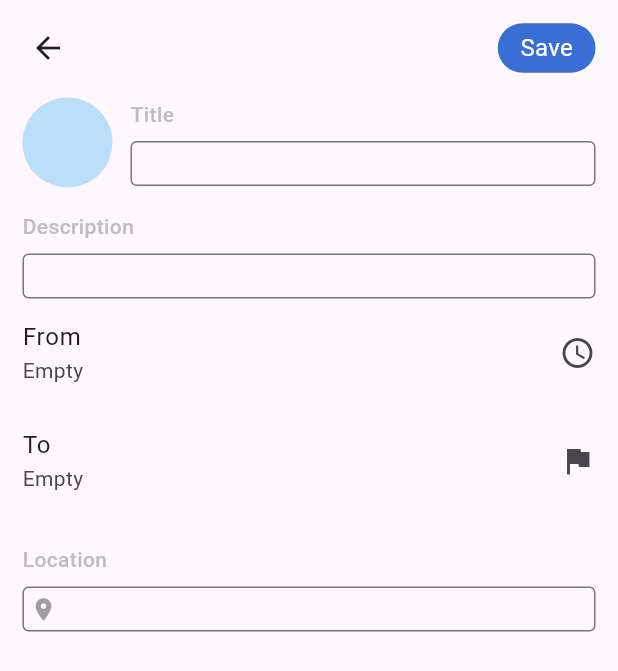
After one commit to BimKi1604/multi_view_calendar, a Flutter app: the MonthActionEvent screen opened directly, on a phone screen of 412 x 824 dp. The commit adds this screen. Shown: the top 671 px of the screen. Run offline on Flutter 3.47's test engine with Material 3 defaults, Android fonts, the phone set to English and light mode, and no system bars.

Commit message:
create event

```diff
--- /dev/null
+++ b/lib/src/component/button_default.dart
@@ -0,0 +1,32 @@
+import 'package:flutter/material.dart';
+import 'package:multi_view_calendar/src/data/data.dart';
+import 'package:multi_view_calendar/src/utils/click_utils.dart';
+
+class ButtonDefault extends StatelessWidget {
+  const ButtonDefault({super.key, required this.child, required this.onTap, this.padding});
+
+  final Widget child;
+  final Function() onTap;
+  final EdgeInsetsGeometry? padding;
+
+  @override
+  Widget build(BuildContext context) {
+    return Container(
+      decoration: BoxDecoration(
+        color: DataApp.mainColor,
+        borderRadius: BorderRadius.circular(30.0),
+      ),
+      alignment: Alignment.center,
+      child: ClickUtils(
+        onTap: (){
+          onTap();
+        },
+        borderRadius: BorderRadius.circular(30.0),
+        child: Padding(
+          padding: padding ?? const EdgeInsets.symmetric(horizontal: 15.0, vertical: 5.0),
+          child: child,
+        ),
+      ),
+    );
+  }
+}
--- a/lib/src/data/calendar_view_type.dart
+++ b/lib/src/data/calendar_view_type.dart
@@ -6,3 +6,11 @@ enum CalendarViewType {
   month,
   year
 }
+
+enum MeetingPlatform {
+  zoom,
+  googleMeet,
+  skype,
+  teams,
+  other
+}
--- a/lib/src/models/calendar_event.dart
+++ b/lib/src/models/calendar_event.dart
@@ -9,6 +9,8 @@ class CalendarEvent {
   final DateTime start;
   final DateTime end;
   final Color? color;
+  final String? description;
+  final String? location;
 
   CalendarEvent({
     required this.id,
@@ -16,6 +18,8 @@ class CalendarEvent {
     required this.start,
     required this.end,
     this.color,
+    this.description,
+    this.location,
   });
 
   CalendarEvent copyWith({
@@ -24,6 +28,8 @@ class CalendarEvent {
     DateTime? start,
     DateTime? end,
     Color? color,
+    String? description,
+    String? location,
   }) {
     return CalendarEvent(
       id: id ?? this.id,
@@ -31,6 +37,8 @@ class CalendarEvent {
       start: start ?? this.start,
       end: end ?? this.end,
       color: color ?? this.color,
+      description: description ?? this.description,
+      location: location ?? this.location,
     );
   }
 
@@ -41,6 +49,8 @@ class CalendarEvent {
       start: DateTime.now(),
       end: DateTime.now().add(const Duration(hours: 1)),
       color: DataApp.mainColor,
+      description: '',
+      location: '',
     );
   }
 
@@ -51,6 +61,8 @@ class CalendarEvent {
       start: DateTime.now(),
       end: DateTime.now(),
       color: Colors.transparent,
+      description: '',
+      location: '',
     );
   }
 
--- /dev/null
+++ b/lib/src/utils/string_utils.dart
@@ -0,0 +1,18 @@
+import 'package:multi_view_calendar/src/data/calendar_view_type.dart';
+
+class StringUtils {
+  static MeetingPlatform detectMeetingPlatform (String input) {
+    input = input.toLowerCase();
+
+    if (input.contains('meet.google.com')) {
+      return MeetingPlatform.googleMeet;
+    } else if (input.contains('teams.microsoft.com')) {
+      return MeetingPlatform.teams;
+    } else if (input.contains('zoom.us') || input.contains('zoom.com')) {
+      return MeetingPlatform.zoom;
+    } else if (input.contains('skype.com')) {
+      return MeetingPlatform.skype;
+    }
+    return MeetingPlatform.other;
+  }
+}
--- /dev/null
+++ b/lib/src/widget/month/month_action_event.dart
@@ -0,0 +1,273 @@
+import 'dart:math';
+
+import 'package:flutter/cupertino.dart';
+import 'package:flutter/material.dart';
+import 'package:multi_view_calendar/src/component/button_default.dart';
+import 'package:multi_view_calendar/src/data/calendar_view_type.dart';
+import 'package:multi_view_calendar/src/models/calendar_event.dart';
+import 'package:multi_view_calendar/src/utils/click_utils.dart';
+import 'package:multi_view_calendar/src/utils/string_utils.dart';
+import 'package:multi_view_calendar/src/utils/time_utils.dart';
+
+class MonthActionEvent extends StatefulWidget {
+  const MonthActionEvent({super.key});
+
+  @override
+  State<MonthActionEvent> createState() => _MonthActionEventState();
+}
+
+class _MonthActionEventState extends State<MonthActionEvent> {
+  final TextEditingController titleController = TextEditingController();
+  final TextEditingController descriptionController = TextEditingController();
+  final TextEditingController locationController = TextEditingController();
+  final FocusNode locationFocusNode = FocusNode();
+
+  String alphabet = "";
+  DateTime? startDate;
+  DateTime? endDate;
+  Color? randomColor;
+
+  final colors = [
+    Colors.blue,
+    Colors.green,
+    Colors.orange,
+    Colors.purple,
+    Colors.teal,
+    Colors.red,
+  ];
+
+  final rand = Random();
+
+  @override
+  void initState() {
+    randomColor = colors[rand.nextInt(colors.length)];
+    locationFocusNode.addListener(() {
+      if (!locationFocusNode.hasFocus) {
+        if (mounted) setState(() {});
+      }
+    });
+    super.initState();
+  }
+
+  @override
+  void dispose() {
+    locationFocusNode.dispose();
+    super.dispose();
+  }
+
+  void onChangeTitle(String value) {
+    if (value.isEmpty) {
+      alphabet = "";
+      setState(() {});
+      return;
+    }
+    if (value.length > 1) {
+      return;
+    }
+    alphabet = value[0].toUpperCase();
+    setState(() {});
+  }
+
+  void _onSubmit() {
+    if (titleController.text.isEmpty) {
+      ScaffoldMessenger.of(context).showSnackBar(
+        const SnackBar(content: Text('Please enter a title')),
+      );
+      return;
+    }
+    if (startDate == null || endDate == null) {
+      ScaffoldMessenger.of(context).showSnackBar(
+        const SnackBar(content: Text('Please select start and end date')),
+      );
+      return;
+    }
+
+    // Create new event
+    CalendarEvent newEvent = CalendarEvent(
+      id: TimeUtils.generateSimpleId(),
+      title: titleController.text,
+      color: randomColor!,
+      start: startDate!,
+      end: endDate!,
+      description: descriptionController.text,
+      location: locationController.text,
+    );
+
+
+    Navigator.pop(context);
+
+  }
+
+  Widget iconByType() {
+    MeetingPlatform platform = StringUtils.detectMeetingPlatform(locationController.text);
+    String rootImg = "assets/icons/";
+    switch (platform) {
+      case MeetingPlatform.zoom:
+        rootImg += "zoom.png";
+        return Image.asset(rootImg);
+      case MeetingPlatform.googleMeet:
+        rootImg += "google_meet.png";
+        return Image.asset(rootImg);
+      case MeetingPlatform.skype:
+        rootImg += "skype.png";
+        return Image.asset(rootImg);
+      case MeetingPlatform.teams:
+        rootImg += "teams.png";
+        return Image.asset(rootImg);
+      default:
+        return const Icon(Icons.location_on, color: Colors.grey);
+    }
+  }
+
+  @override
+  Widget build(BuildContext context) {
+    Size size = MediaQuery.of(context).size;
+    return Material(
+      child: Scaffold(
+        body: SafeArea(
+          child: Container(
+            padding: const EdgeInsets.all(15),
+            height: size.height,
+            child: SingleChildScrollView(
+              child: Column(
+                children: [
+                  Row(
+                    children: [
+                      ClickUtils(
+                          borderRadius: BorderRadius.circular(25.0),
+                          onTap: (){
+                            Navigator.pop(context);
+                          }, child: const Padding(
+                        padding: EdgeInsets.all(5.0),
+                        child: BackButtonIcon(),
+                      )
+                      ),
+                      const Spacer(),
+                      ButtonDefault(
+                        onTap: (){
+                          _onSubmit();
+                        },
+                        child: const Text("Save", style: TextStyle(color: Colors.white, fontSize: 16),),
+                      )
+                    ],
+                  ),
+                  const SizedBox(height: 16),
+                  // Title
+                  Row(
+                    children: [
+                      Padding(
+                        padding: const EdgeInsets.only(right: 12),
+                        child: CircleAvatar(
+                          radius: 30,
+                          backgroundColor: Colors.blue.shade100,
+                          child: Text(alphabet, style: const TextStyle(fontSize: 20, color: Colors.black87),),
+                        ),
+                      ),
+                      Expanded(
+                          child: _buildContentGroup(title: "Title", content: TextField(
+                            onChanged: (value) {
+                              onChangeTitle(value);
+                            },
+                            controller: titleController,
+                            style: const TextStyle(fontSize: 13, color: Colors.black),
+                            maxLines: 1,
+                            decoration: const InputDecoration(
+                              contentPadding: EdgeInsets.symmetric(vertical: 5.0, horizontal: 10.0),
+                              isDense: true,
+                              border: OutlineInputBorder(),
+                            ),
+                          ),)
+                      ),
+                    ],
+                  ),
+                  const SizedBox(height: 16),
+                  _buildContentGroup(
+                    title: "Description",
+                    content: TextField(
+                      controller: descriptionController,
+                      style: const TextStyle(fontSize: 13, color: Colors.black),
+                      maxLines: 1,
+                      decoration: const InputDecoration(
+                        contentPadding: EdgeInsets.symmetric(vertical: 5.0, horizontal: 10.0),
+                        isDense: true,
+                        border: OutlineInputBorder(),
+                      ),
+                    ),
+                  ),
+                  // Start Date
+                  ListTile(
+                    contentPadding: EdgeInsets.zero,
+                    title: const Text('From'),
+                    subtitle: Text(startDate != null
+                        ? startDate.toString()
+                        : 'Empty'),
+                    trailing: const Icon(Icons.access_time),
+                    onTap: () async {
+                      final picked = await TimeUtils.showDateTimePicker(context, startDate);
+                      if (picked != null) {
+                        setState(() => startDate = picked);
+                      }
+                    },
+                  ),
+
+                  // End Date
+                  ListTile(
+                    contentPadding: EdgeInsets.zero,
+                    title: const Text('To'),
+                    subtitle: Text(endDate != null
+                        ? endDate.toString()
+                        : 'Empty'),
+                    trailing: const Icon(Icons.flag),
+                    onTap: () async {
+                      final picked = await TimeUtils.showDateTimePicker(context, endDate);
+                      if (picked != null) {
+                        setState(() => endDate = picked);
+                      }
+                    },
+                  ),
+
+                  const SizedBox(height: 20),
+
+                  _buildContentGroup(
+                    title: "Location",
+                    content: TextField(
+
+                      controller: locationController,
+                      style: const TextStyle(fontSize: 13, color: Colors.black),
+                      maxLines: 1,
+                      focusNode: locationFocusNode,
+                      decoration: InputDecoration(
+                        prefixIcon: Padding(
+                          padding: const EdgeInsets.symmetric(horizontal: 5.0, vertical: 2.0),
+                          child: iconByType(),
+                        ),
+                        prefixIconConstraints: const BoxConstraints(
+                          maxWidth: 30,
+                          maxHeight: 30,
+                        ),
+                        contentPadding: const EdgeInsets.symmetric(vertical: 5.0, horizontal: 15.0),
+                        isDense: true,
+                        border: const OutlineInputBorder(),
+                      ),
+                    ),
+                  ),
+                ],
+              ),
+            ),
+          ),
+        ),
+      )
+    );
+  }
+}
+
+Widget _buildContentGroup({required String title, required Widget content}) {
+  return Column(
+    crossAxisAlignment: CrossAxisAlignment.start,
+    children: [
+      Text(title, style: TextStyle(fontSize: 14,fontWeight: FontWeight.w500 , color: Colors.grey.shade400)),
+      const SizedBox(height: 8.0),
+      content
+    ],
+  );
+}
--- a/pubspec.yaml
+++ b/pubspec.yaml
@@ -60,8 +60,8 @@ flutter:
   uses-material-design: true
 
   # To add assets to your application, add an assets section, like this:
-  # assets:
-  #   - images/a_dot_burr.jpeg
+  assets:
+    - assets/icons/
   #   - images/a_dot_ham.jpeg
 
   # An image asset can refer to one or more resolution-specific "variants", see
```
Also changed, not shown: lib/src/utils/show_utils.dart (+26 -0 lines), lib/src/utils/time_utils.dart (+34 -0 lines), lib/src/widget/month/month_week.dart (+8 -2 lines), assets/icons/google_meet.png (added), assets/icons/skype.png (added), assets/icons/teams.png (added), assets/icons/zoom.png (added).
